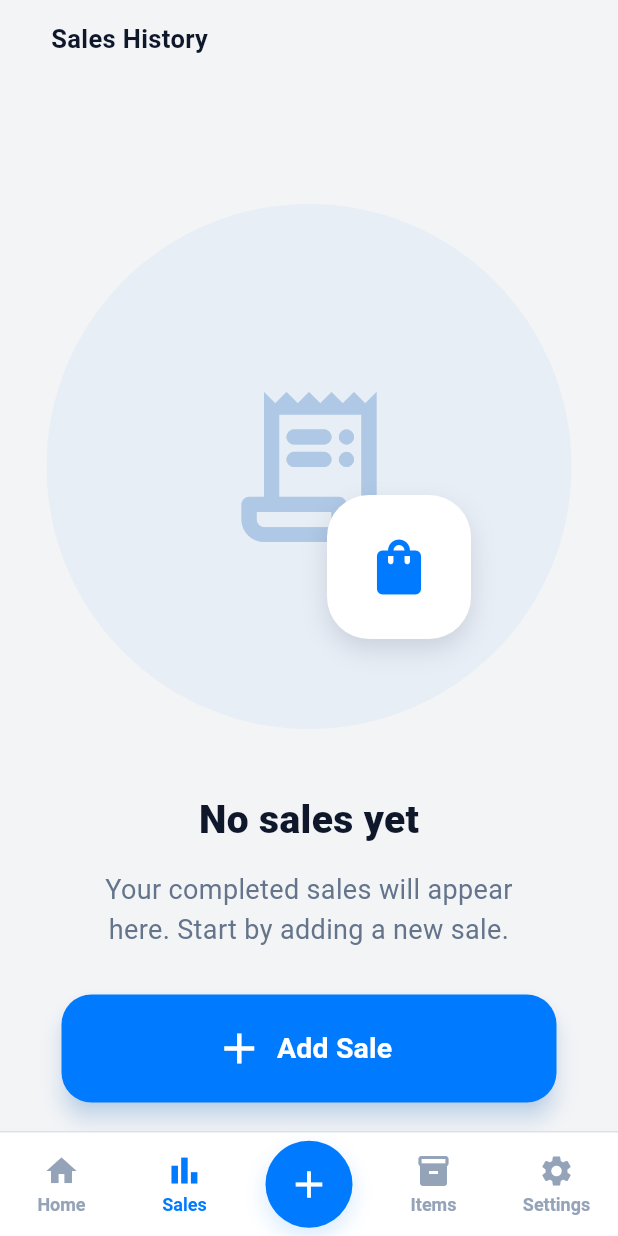
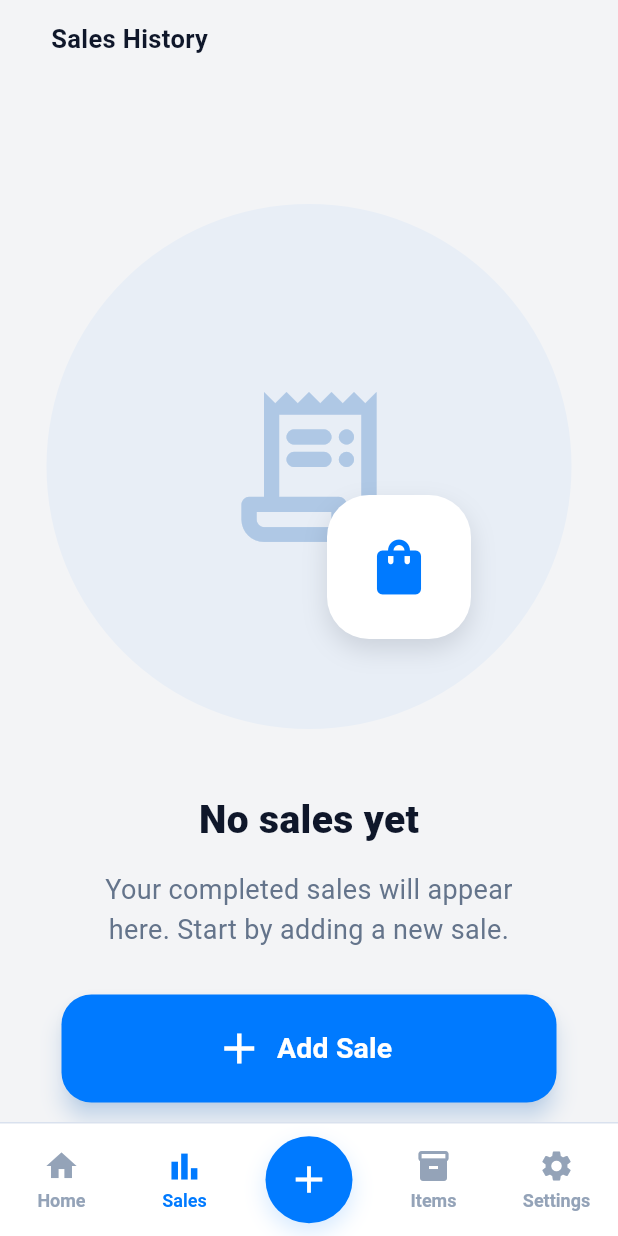
Before and after one commit to devfemibadmus/salesnote, a Flutter app: the SalesScreen screen opened by its route, on a phone screen of 412 x 824 dp. Run offline on Flutter 3.47's test engine with Material 3 defaults, Android fonts, the phone set to English and light mode, and no system bars; our stand-ins replace country_picker, device_info_plus, firebase_core, firebase_messaging, flutter_local_notifications, flutter_timezone and 7 more; missing offline and left inert: file_saver, phone_number, saver_gallery; accounts and stored records are empty; network calls fail.

Commit message:
style: Adjust AppBottomNav height with extra top padding

```diff
--- a/mobile/lib/widgets/app_bottom_nav.dart
+++ b/mobile/lib/widgets/app_bottom_nav.dart
@@ -22,11 +22,12 @@ class AppBottomNav extends StatelessWidget {
 
   @override
   Widget build(BuildContext context) {
-    final screenHeight = MediaQuery.of(context).size.height;
-    final bottomInset = MediaQuery.of(context).viewPadding.bottom;
-    final navHeight = (screenHeight * 0.085).clamp(56.0, 80.0);
+    final bottomInset = MediaQuery.of(context).padding.bottom;
+
+    const double navHeight = kBottomNavigationBarHeight;
+
     return Container(
-      height: navHeight + bottomInset,
+      height: navHeight + bottomInset + 20,
       decoration: const BoxDecoration(
         color: Colors.white,
         border: Border(top: BorderSide(color: Color(0xFFD9E1EE))),
```
